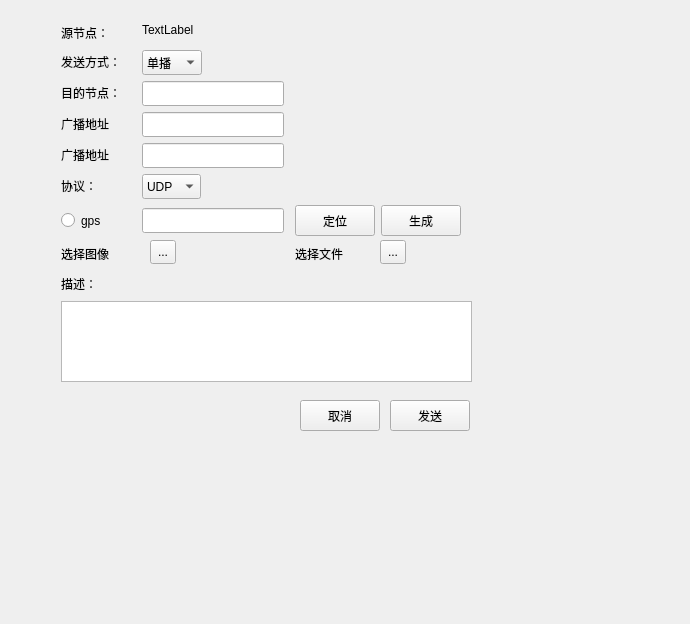
mioyzhang/UI, file ui/edit.ui: the form before one commit.
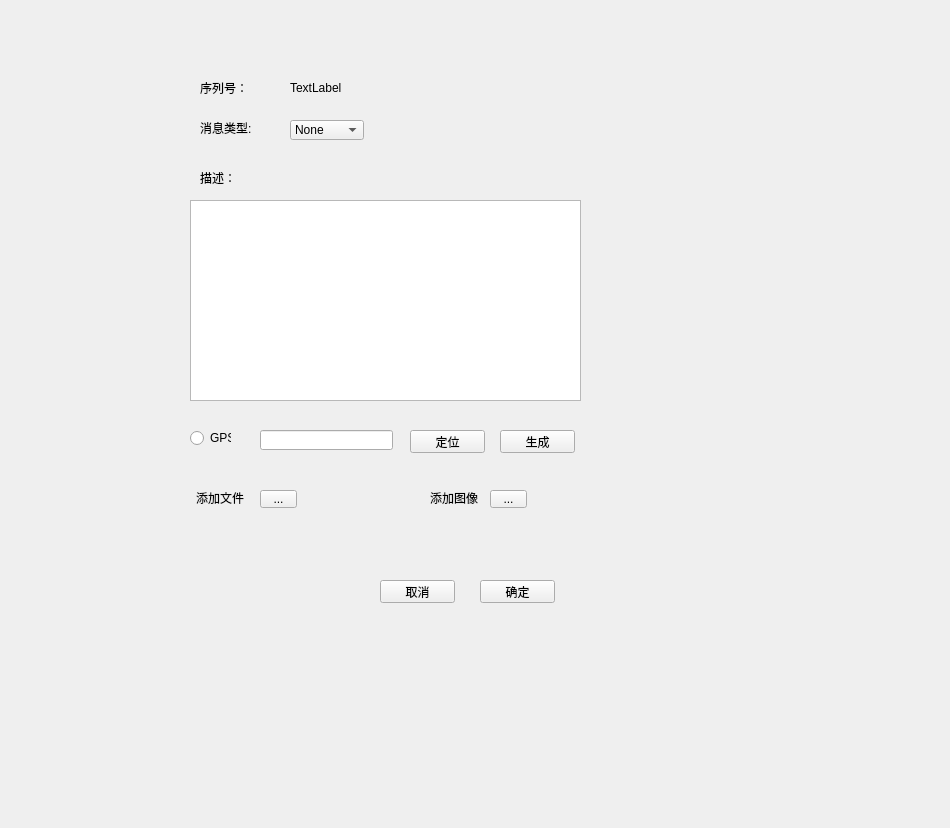
The form after the commit.

```diff
--- a/ui/edit.ui
+++ b/ui/edit.ui
@@ -1,332 +1,247 @@
 <?xml version="1.0" encoding="UTF-8"?>
 <ui version="4.0">
- <class>Form</class>
- <widget class="QWidget" name="Form">
+ <class>EditForm</class>
+ <widget class="QWidget" name="EditForm">
   <property name="geometry">
    <rect>
     <x>0</x>
     <y>0</y>
-    <width>690</width>
-    <height>624</height>
+    <width>950</width>
+    <height>828</height>
    </rect>
   </property>
   <property name="windowTitle">
    <string>Form</string>
   </property>
-  <widget class="QPushButton" name="pushButton_3">
+  <widget class="QLabel" name="label">
    <property name="geometry">
     <rect>
-     <x>300</x>
-     <y>400</y>
-     <width>80</width>
-     <height>31</height>
+     <x>200</x>
+     <y>120</y>
+     <width>54</width>
+     <height>16</height>
     </rect>
    </property>
    <property name="text">
-    <string>取消</string>
+    <string>消息类型:</string>
    </property>
   </widget>
-  <widget class="QLineEdit" name="lineEdit">
+  <widget class="QComboBox" name="comboBox">
    <property name="geometry">
     <rect>
-     <x>142</x>
-     <y>208</y>
-     <width>142</width>
-     <height>25</height>
+     <x>290</x>
+     <y>120</y>
+     <width>74</width>
+     <height>20</height>
     </rect>
+   </property>
+   <item>
+    <property name="text">
+     <string>None</string>
+    </property>
+   </item>
+   <item>
+    <property name="text">
+     <string>探测信息</string>
+    </property>
+   </item>
+   <item>
+    <property name="text">
+     <string>指令信息</string>
+    </property>
+   </item>
+   <item>
+    <property name="text">
+     <string>回复信息</string>
+    </property>
+   </item>
+  </widget>
+  <widget class="QLabel" name="label_2">
+   <property name="geometry">
+    <rect>
+     <x>200</x>
+     <y>80</y>
+     <width>48</width>
+     <height>16</height>
+    </rect>
+   </property>
+   <property name="text">
+    <string>序列号：</string>
+   </property>
+  </widget>
+  <widget class="QLabel" name="label_seq">
+   <property name="geometry">
+    <rect>
+     <x>290</x>
+     <y>80</y>
+     <width>54</width>
+     <height>16</height>
+    </rect>
+   </property>
+   <property name="text">
+    <string>TextLabel</string>
+   </property>
+  </widget>
+  <widget class="QLabel" name="label_4">
+   <property name="geometry">
+    <rect>
+     <x>200</x>
+     <y>170</y>
+     <width>36</width>
+     <height>16</height>
+    </rect>
+   </property>
+   <property name="text">
+    <string>描述：</string>
    </property>
   </widget>
   <widget class="QTextEdit" name="textEdit">
    <property name="geometry">
     <rect>
-     <x>61</x>
-     <y>301</y>
-     <width>411</width>
-     <height>81</height>
+     <x>190</x>
+     <y>200</y>
+     <width>391</width>
+     <height>201</height>
     </rect>
    </property>
   </widget>
   <widget class="QRadioButton" name="radioButton">
    <property name="geometry">
     <rect>
-     <x>61</x>
-     <y>209</y>
-     <width>50</width>
-     <height>23</height>
+     <x>190</x>
+     <y>430</y>
+     <width>41</width>
+     <height>16</height>
     </rect>
    </property>
    <property name="text">
-    <string>gps</string>
+    <string>GPS</string>
    </property>
   </widget>
-  <widget class="QPushButton" name="pushButton_4">
+  <widget class="QLineEdit" name="lineEdit">
    <property name="geometry">
     <rect>
-     <x>390</x>
-     <y>400</y>
-     <width>80</width>
-     <height>31</height>
+     <x>260</x>
+     <y>430</y>
+     <width>133</width>
+     <height>20</height>
     </rect>
    </property>
-   <property name="text">
-    <string>发送</string>
-   </property>
   </widget>
-  <widget class="QLabel" name="label_4">
+  <widget class="QPushButton" name="pushButton_position">
    <property name="geometry">
     <rect>
-     <x>61</x>
-     <y>174</y>
-     <width>45</width>
+     <x>410</x>
+     <y>430</y>
+     <width>75</width>
      <height>23</height>
-    </rect>
-   </property>
-   <property name="text">
-    <string>协议：</string>
-   </property>
-  </widget>
-  <widget class="QPushButton" name="pushButton">
-   <property name="geometry">
-    <rect>
-     <x>295</x>
-     <y>205</y>
-     <width>80</width>
-     <height>31</height>
     </rect>
    </property>
    <property name="text">
     <string>定位</string>
    </property>
   </widget>
-  <widget class="QLabel" name="label_3">
+  <widget class="QPushButton" name="pushButton_generate">
    <property name="geometry">
     <rect>
-     <x>61</x>
-     <y>272</y>
-     <width>45</width>
+     <x>500</x>
+     <y>430</y>
+     <width>75</width>
      <height>23</height>
-    </rect>
-   </property>
-   <property name="text">
-    <string>描述：</string>
-   </property>
-  </widget>
-  <widget class="QPushButton" name="pushButton_2">
-   <property name="geometry">
-    <rect>
-     <x>381</x>
-     <y>205</y>
-     <width>80</width>
-     <height>31</height>
     </rect>
    </property>
    <property name="text">
     <string>生成</string>
    </property>
   </widget>
-  <widget class="QLabel" name="label">
-   <property name="geometry">
-    <rect>
-     <x>61</x>
-     <y>81</y>
-     <width>75</width>
-     <height>23</height>
-    </rect>
-   </property>
-   <property name="text">
-    <string>目的节点：</string>
-   </property>
-  </widget>
-  <widget class="QComboBox" name="comboBox">
-   <property name="geometry">
-    <rect>
-     <x>142</x>
-     <y>174</y>
-     <width>59</width>
-     <height>25</height>
-    </rect>
-   </property>
-   <item>
-    <property name="text">
-     <string>UDP</string>
-    </property>
-   </item>
-   <item>
-    <property name="text">
-     <string>TCP</string>
-    </property>
-   </item>
-  </widget>
-  <widget class="QLabel" name="label_6">
-   <property name="geometry">
-    <rect>
-     <x>61</x>
-     <y>21</y>
-     <width>60</width>
-     <height>23</height>
-    </rect>
-   </property>
-   <property name="text">
-    <string>源节点：</string>
-   </property>
-  </widget>
   <widget class="QLabel" name="label_5">
    <property name="geometry">
     <rect>
-     <x>142</x>
-     <y>21</y>
-     <width>67</width>
-     <height>17</height>
+     <x>196</x>
+     <y>490</y>
+     <width>48</width>
+     <height>16</height>
     </rect>
    </property>
    <property name="text">
-    <string>TextLabel</string>
+    <string>添加文件</string>
    </property>
   </widget>
-  <widget class="QLabel" name="label_7">
+  <widget class="QLabel" name="label_6">
    <property name="geometry">
     <rect>
-     <x>61</x>
-     <y>50</y>
-     <width>75</width>
-     <height>23</height>
+     <x>430</x>
+     <y>490</y>
+     <width>48</width>
+     <height>16</height>
     </rect>
    </property>
    <property name="text">
-    <string>发送方式：</string>
+    <string>添加图像</string>
    </property>
   </widget>
-  <widget class="QComboBox" name="comboBox_2">
+  <widget class="QToolButton" name="toolButton_file">
    <property name="geometry">
     <rect>
-     <x>142</x>
-     <y>50</y>
-     <width>60</width>
-     <height>25</height>
+     <x>260</x>
+     <y>490</y>
+     <width>37</width>
+     <height>18</height>
     </rect>
    </property>
-   <item>
-    <property name="text">
-     <string>单播</string>
-    </property>
-   </item>
-   <item>
-    <property name="text">
-     <string>广播</string>
-    </property>
-   </item>
-   <item>
-    <property name="text">
-     <string>组播</string>
-    </property>
-   </item>
-  </widget>
-  <widget class="QLabel" name="label_9">
-   <property name="geometry">
-    <rect>
-     <x>61</x>
-     <y>112</y>
-     <width>60</width>
-     <height>23</height>
-    </rect>
+   <property name="sizePolicy">
+    <sizepolicy hsizetype="Preferred" vsizetype="Preferred">
+     <horstretch>0</horstretch>
+     <verstretch>0</verstretch>
+    </sizepolicy>
    </property>
    <property name="text">
-    <string>广播地址</string>
+    <string>...</string>
    </property>
   </widget>
-  <widget class="QLabel" name="label_10">
+  <widget class="QToolButton" name="toolButton_img">
    <property name="geometry">
     <rect>
-     <x>61</x>
-     <y>143</y>
-     <width>60</width>
-     <height>23</height>
+     <x>490</x>
+     <y>490</y>
+     <width>37</width>
+     <height>18</height>
     </rect>
    </property>
-   <property name="text">
-    <string>广播地址</string>
+   <property name="sizePolicy">
+    <sizepolicy hsizetype="Preferred" vsizetype="Preferred">
+     <horstretch>0</horstretch>
+     <verstretch>0</verstretch>
+    </sizepolicy>
    </property>
-  </widget>
-  <widget class="QLineEdit" name="lineEdit_2">
-   <property name="geometry">
-    <rect>
-     <x>142</x>
-     <y>143</y>
-     <width>142</width>
-     <height>25</height>
-    </rect>
-   </property>
-  </widget>
-  <widget class="QLineEdit" name="lineEdit_3">
-   <property name="geometry">
-    <rect>
-     <x>142</x>
-     <y>112</y>
-     <width>142</width>
-     <height>25</height>
-    </rect>
-   </property>
-  </widget>
-  <widget class="QLineEdit" name="lineEdit_4">
-   <property name="geometry">
-    <rect>
-     <x>142</x>
-     <y>81</y>
-     <width>142</width>
-     <height>25</height>
-    </rect>
-   </property>
-  </widget>
-  <widget class="QLabel" name="label_11">
-   <property name="geometry">
-    <rect>
-     <x>61</x>
-     <y>242</y>
-     <width>60</width>
-     <height>23</height>
-    </rect>
-   </property>
    <property name="text">
-    <string>选择图像</string>
-   </property>
-  </widget>
-  <widget class="QToolButton" name="toolButton">
-   <property name="geometry">
-    <rect>
-     <x>150</x>
-     <y>240</y>
-     <width>26</width>
-     <height>24</height>
-    </rect>
-   </property>
-   <property name="text">
     <string>...</string>
    </property>
   </widget>
-  <widget class="QLabel" name="label_12">
-   <property name="geometry">
-    <rect>
-     <x>295</x>
-     <y>242</y>
-     <width>60</width>
-     <height>23</height>
-    </rect>
-   </property>
-   <property name="text">
-    <string>选择文件</string>
-   </property>
-  </widget>
-  <widget class="QToolButton" name="toolButton_2">
+  <widget class="QPushButton" name="pushButton_cancel">
    <property name="geometry">
     <rect>
      <x>380</x>
-     <y>240</y>
-     <width>26</width>
-     <height>24</height>
+     <y>580</y>
+     <width>75</width>
+     <height>23</height>
     </rect>
    </property>
    <property name="text">
-    <string>...</string>
+    <string>取消</string>
+   </property>
+  </widget>
+  <widget class="QPushButton" name="pushButton_submit">
+   <property name="geometry">
+    <rect>
+     <x>480</x>
+     <y>580</y>
+     <width>75</width>
+     <height>23</height>
+    </rect>
+   </property>
+   <property name="text">
+    <string>确定</string>
    </property>
   </widget>
  </widget>
```
Left out of the diff: 19 changed lines with no effect on the pictures.
